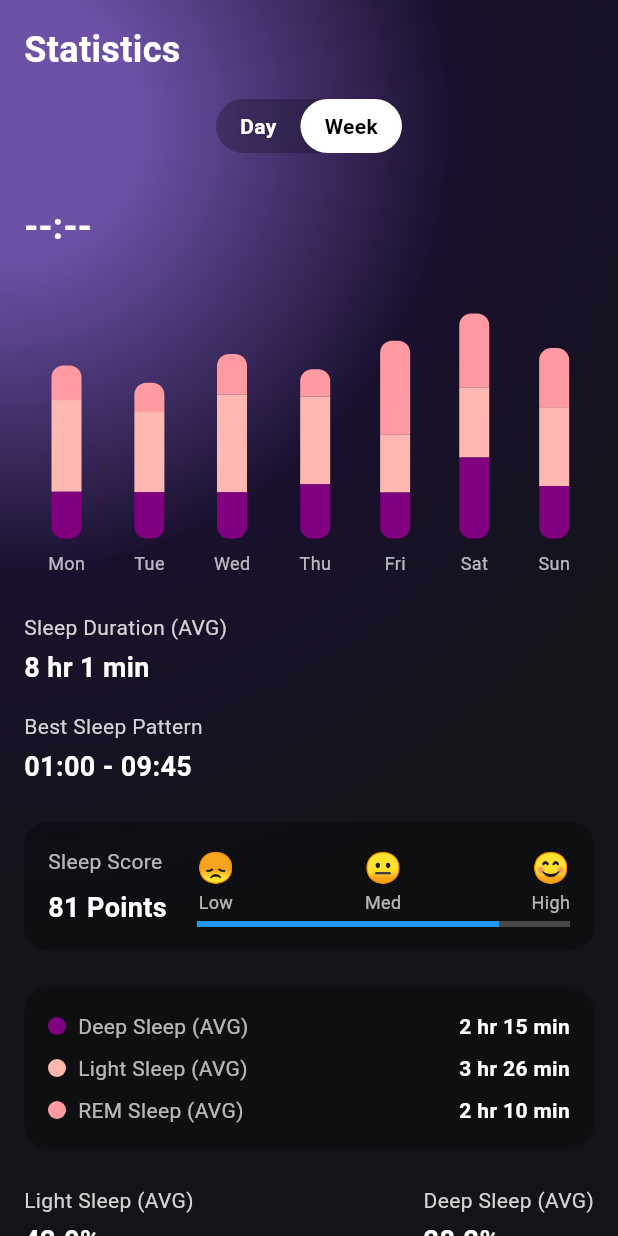
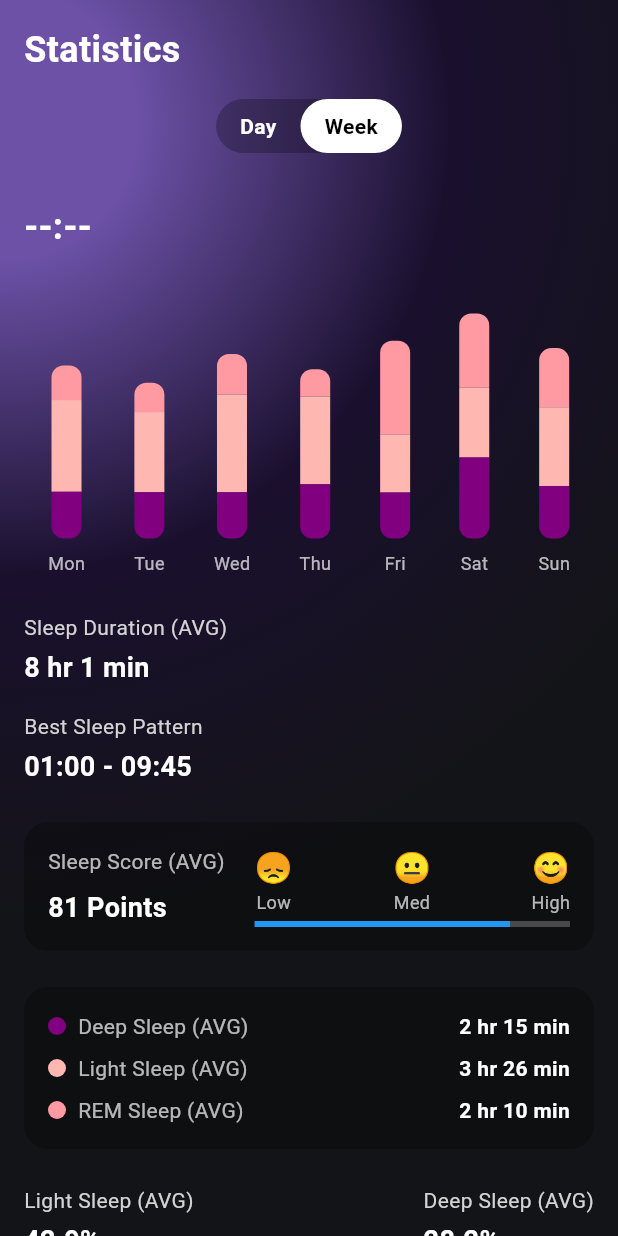
Before and after one commit to punipyuni/SleepPal, a Flutter app: the SleepStatisticsDashboard screen opened directly, after a tap on "Week", on a phone screen of 412 x 824 dp. Run offline on Flutter 3.47's test engine with Material 3 defaults, Android fonts, the phone set to English and light mode, and no system bars; our stand-ins replace dash_chat_2, fl_chart, velocity_x; missing offline and left inert: health; network calls fail.

```diff
--- a/lib/widgets/Stats/week_stat_view.dart
+++ b/lib/widgets/Stats/week_stat_view.dart
@@ -195,7 +195,7 @@ class SleepScoreWidget extends StatelessWidget {
           Column(
             crossAxisAlignment: CrossAxisAlignment.start,
             children: [
-              Text('Sleep Score', style: TextStyle(color: Colors.white70)),
+              Text('Sleep Score (AVG)', style: TextStyle(color: Colors.white70)),
               SizedBox(height: 8),
               Text('$score Points',
                   style: TextStyle(
```
Also changed, not shown: 16 other files.
